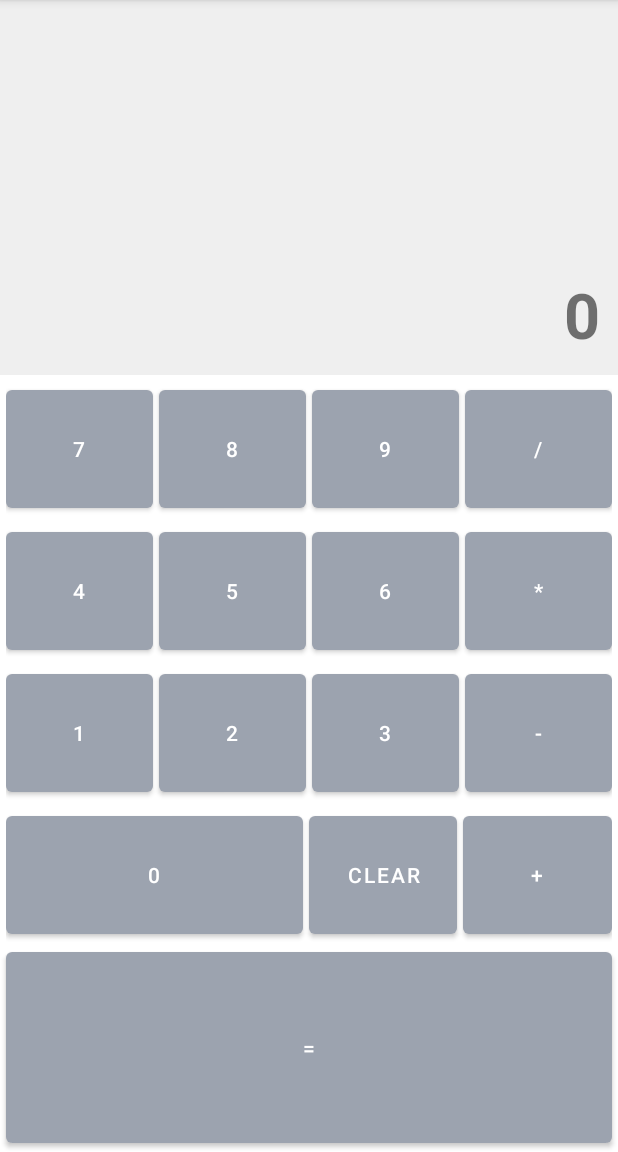
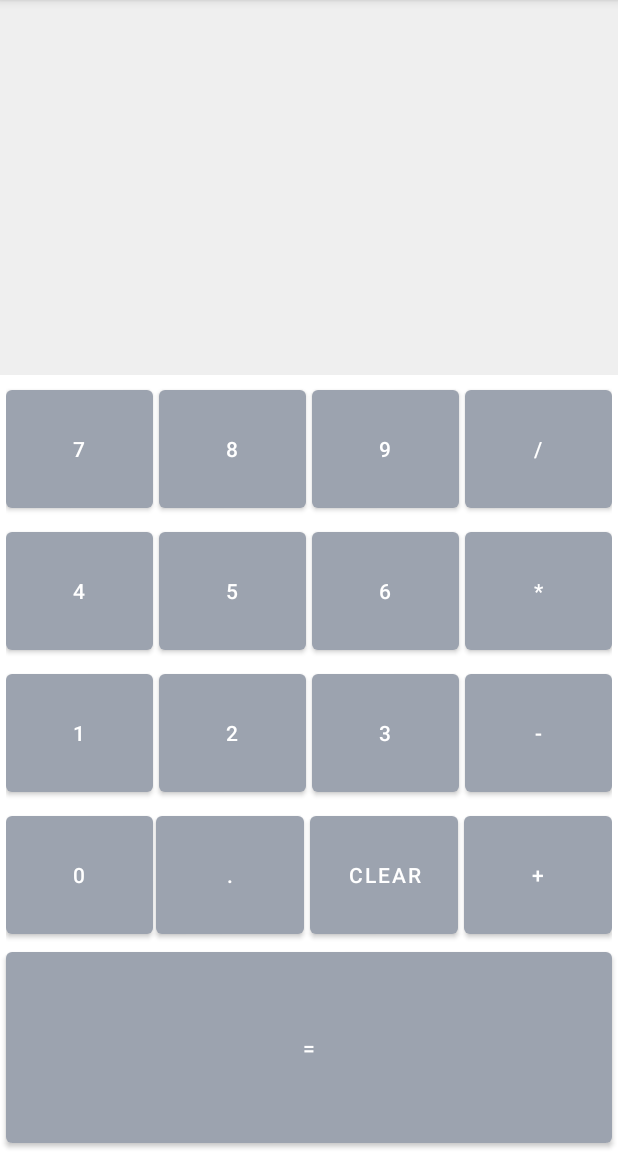
Before and after one commit to widigdacahya/uc-b-akdmc, an Android app: the screen it shows after launch (MainActivity), on a phone screen of 412 x 824 dp, the part 84-1236 px from its top. Run offline under Robolectric (Android 15) with nearby library versions, the phone set to English and light mode, and no system bars.

Commit message:
Calculator DONE

```diff
--- a/CalculatorApp/app/src/main/res/layout/activity_main.xml
+++ b/CalculatorApp/app/src/main/res/layout/activity_main.xml
@@ -12,7 +12,6 @@
         android:layout_width="match_parent"
         android:layout_height="250dp"
         android:padding="12dp"
-        android:text="@string/zero_number"
         tools:text="123456789999999"
         android:gravity="end|bottom"
         android:textStyle="bold"
@@ -60,12 +59,12 @@
                 android:layout_height="match_parent"/>
 
             <Button
-                android:text="/"
-                android:onClick=""
+                android:layout_width="0dp"
+                android:layout_height="match_parent"
                 android:layout_marginStart="2dp"
                 android:layout_weight="1"
-                android:layout_width="0dp"
-                android:layout_height="match_parent"/>
+                android:onClick="onOperator"
+                android:text="/" />
 
         </LinearLayout>
 
@@ -106,7 +105,7 @@
 
             <Button
                 android:text="*"
-                android:onClick=""
+                android:onClick="onOperator"
                 android:layout_marginStart="2dp"
                 android:layout_weight="1"
                 android:layout_width="0dp"
@@ -151,7 +150,7 @@
 
             <Button
                 android:text="-"
-                android:onClick=""
+                android:onClick="onOperator"
                 android:layout_marginStart="2dp"
                 android:layout_weight="1"
                 android:layout_width="0dp"
@@ -171,8 +170,16 @@
             <Button
                 android:text="0"
                 android:layout_marginEnd="2dp"
-                android:layout_weight="2"
+                android:layout_weight="1"
                 android:onClick="onDigitBtn"
+                android:layout_width="0dp"
+                android:layout_height="match_parent"/>
+
+            <Button
+                android:text="."
+                android:layout_marginEnd="2dp"
+                android:layout_weight="1"
+                android:onClick="onDecimalBtn"
                 android:layout_width="0dp"
                 android:layout_height="match_parent"/>
 
@@ -189,7 +196,7 @@
 
             <Button
                 android:text="+"
-                android:onClick=""
+                android:onClick="onOperator"
                 android:layout_marginStart="2dp"
                 android:layout_weight="1"
                 android:layout_width="0dp"
@@ -198,16 +205,13 @@
         </LinearLayout>
 
         <Button
-            android:text="="
+            android:layout_width="match_parent"
+            android:layout_height="wrap_content"
             android:layout_marginStart="4dp"
             android:layout_marginEnd="4dp"
             android:layout_weight="1"
-            android:onClick=""
-            android:layout_width="match_parent"
-            android:layout_height="wrap_content"/>
-
-
-
+            android:onClick="onEqualBtn"
+            android:text="=" />
 
 
     </LinearLayout>
```
Also changed, not shown: CalculatorApp/app/src/main/java/com/cahyadesthian/thecalculator/MainActivity.kt (+130 -0 lines).
